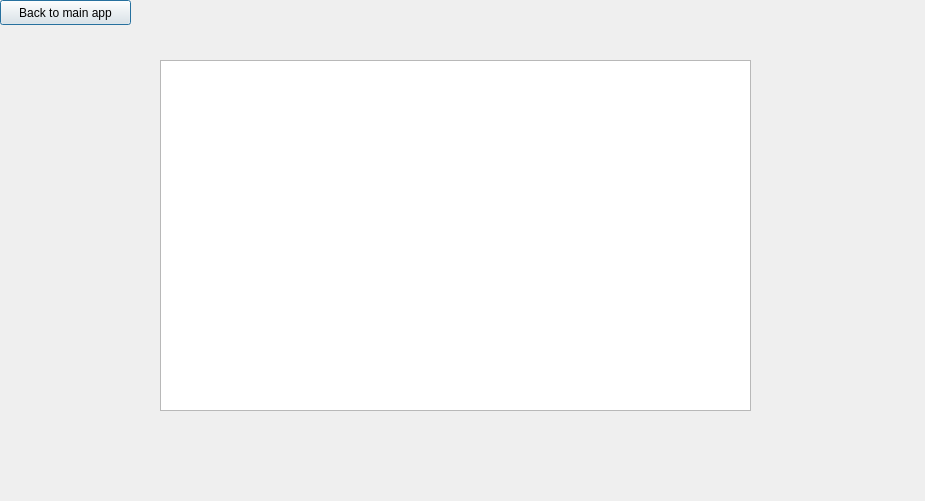
Above: searchresultswindow.ui from GerardJarzebak/chat before the change. Below: the same form after it.
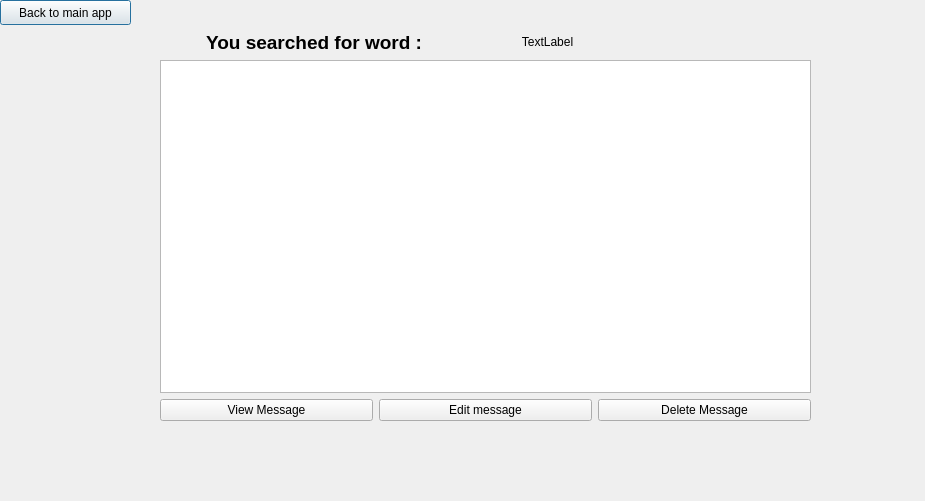
That is the form after the change. Icons and pictures are not drawn.

Commit message: --View edit delete in progress and problem in report

```diff
--- a/searchresultswindow.ui
+++ b/searchresultswindow.ui
@@ -19,16 +19,6 @@
 	background-image: url(:/images/images/bluebg.png);
 }</string>
   </property>
-  <widget class="QListWidget" name="listOfSearchedMessages">
-   <property name="geometry">
-    <rect>
-     <x>160</x>
-     <y>60</y>
-     <width>591</width>
-     <height>351</height>
-    </rect>
-   </property>
-  </widget>
   <widget class="QPushButton" name="backToMainWindow">
    <property name="geometry">
     <rect>
@@ -42,6 +32,85 @@
     <string>Back to main app</string>
    </property>
   </widget>
+  <widget class="QWidget" name="">
+   <property name="geometry">
+    <rect>
+     <x>160</x>
+     <y>60</y>
+     <width>651</width>
+     <height>361</height>
+    </rect>
+   </property>
+   <layout class="QVBoxLayout" name="verticalLayout">
+    <item>
+     <widget class="QListWidget" name="listOfSearchedMessages"/>
+    </item>
+    <item>
+     <layout class="QHBoxLayout" name="horizontalLayout">
+      <item>
+       <widget class="QPushButton" name="viewMessageButton">
+        <property name="text">
+         <string>View Message</string>
+        </property>
+       </widget>
+      </item>
+      <item>
+       <widget class="QPushButton" name="editMessageButton">
+        <property name="text">
+         <string>Edit message</string>
+        </property>
+       </widget>
+      </item>
+      <item>
+       <widget class="QPushButton" name="deleteMessageButton">
+        <property name="text">
+         <string>Delete Message</string>
+        </property>
+       </widget>
+      </item>
+     </layout>
+    </item>
+   </layout>
+  </widget>
+  <widget class="QWidget" name="">
+   <property name="geometry">
+    <rect>
+     <x>200</x>
+     <y>30</y>
+     <width>461</width>
+     <height>24</height>
+    </rect>
+   </property>
+   <layout class="QHBoxLayout" name="horizontalLayout_2">
+    <item>
+     <widget class="QLabel" name="youSearchedForLabel">
+      <property name="font">
+       <font>
+        <pointsize>14</pointsize>
+        <weight>75</weight>
+        <bold>true</bold>
+       </font>
+      </property>
+      <property name="text">
+       <string>You searched for word :</string>
+      </property>
+      <property name="alignment">
+       <set>Qt::AlignCenter</set>
+      </property>
+     </widget>
+    </item>
+    <item>
+     <widget class="QLabel" name="searchedMessageLabel">
+      <property name="text">
+       <string>TextLabel</string>
+      </property>
+      <property name="alignment">
+       <set>Qt::AlignCenter</set>
+      </property>
+     </widget>
+    </item>
+   </layout>
+  </widget>
  </widget>
  <resources/>
  <connections/>
```
The commit also changes 4 other files.
